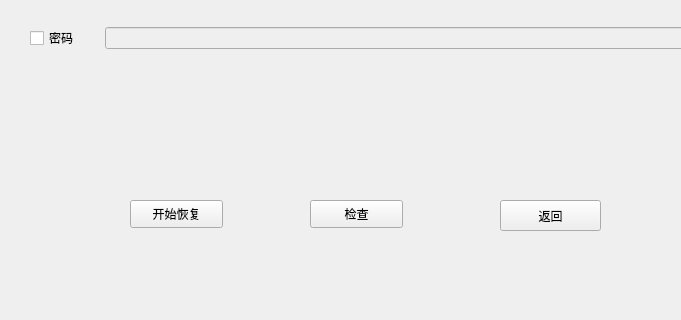
Above: mainwindow.ui from yang1556/DataBackup before the change; both pictures show x 0 to 681 and y 280 to 600 of the 787 by 600 pixel window. Below: the same form after it.
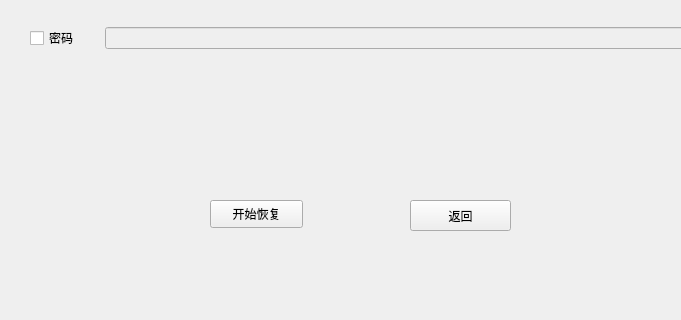
That is the form after the change. The open tabs and pages were chosen to show the change.

```diff
--- a/mainwindow.ui
+++ b/mainwindow.ui
@@ -457,7 +457,7 @@
      <widget class="QPushButton" name="ReturnButton_2">
       <property name="geometry">
        <rect>
-        <x>500</x>
+        <x>410</x>
         <y>470</y>
         <width>101</width>
         <height>31</height>
@@ -470,7 +470,7 @@
      <widget class="QPushButton" name="StartRestoreButton">
       <property name="geometry">
        <rect>
-        <x>130</x>
+        <x>210</x>
         <y>470</y>
         <width>93</width>
         <height>28</height>
@@ -611,19 +611,6 @@
        </item>
       </layout>
      </widget>
-     <widget class="QPushButton" name="CheckButton">
-      <property name="geometry">
-       <rect>
-        <x>310</x>
-        <y>470</y>
-        <width>93</width>
-        <height>28</height>
-       </rect>
-      </property>
-      <property name="text">
-       <string>检查</string>
-      </property>
-     </widget>
     </widget>
    </widget>
   </widget>
```
Left out of the diff: 2 changed lines with no effect on the pictures.
